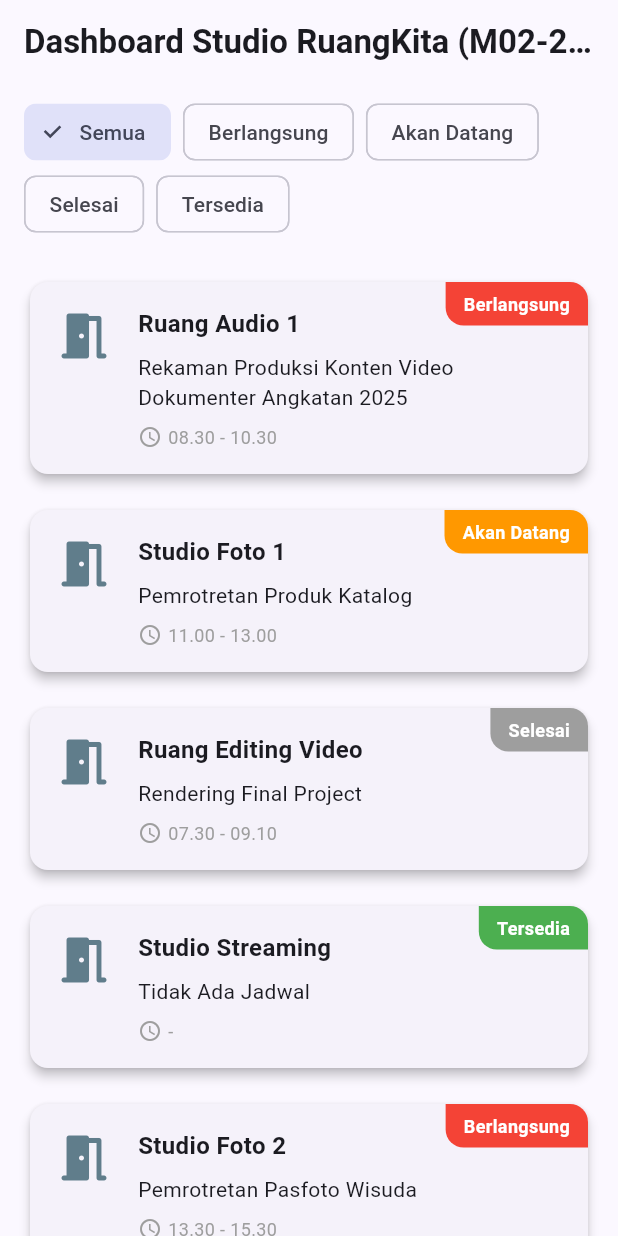
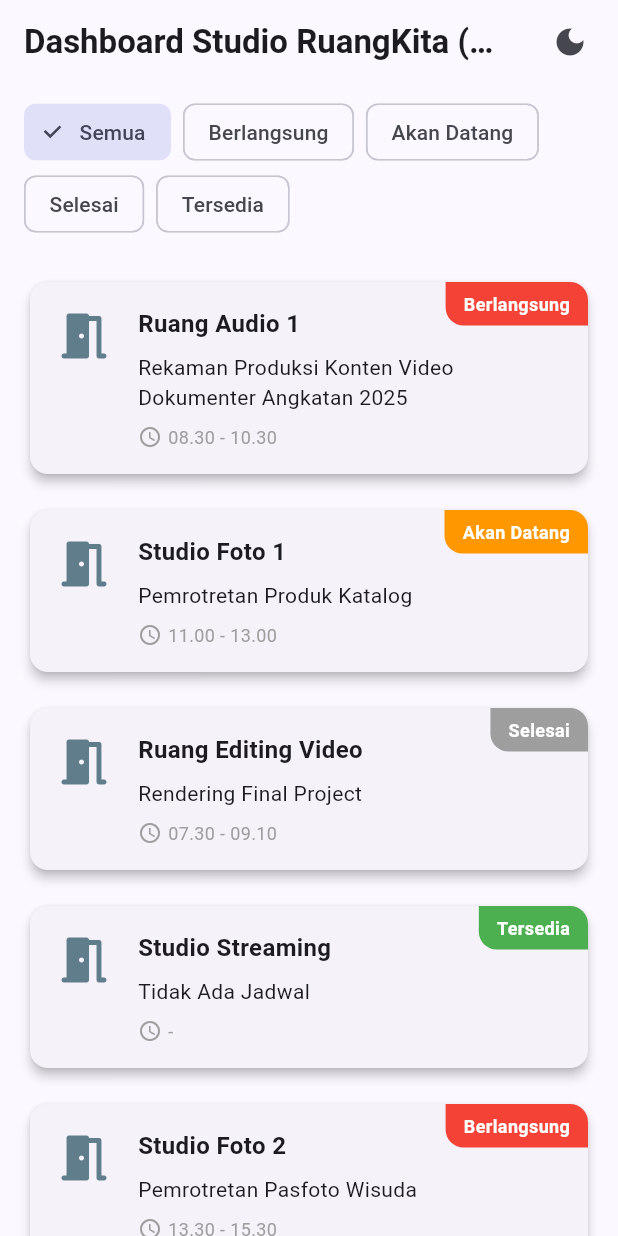
Before and after one commit to hasbihabibi/RuangKita, a Flutter app: the screen it shows after launch, on a phone screen of 412 x 824 dp. Run offline on Flutter 3.47's test engine with Material 3 defaults, Android fonts, the phone set to English and light mode, and no system bars.

Commit message:
feat(m02): add manual theme toggle in appbar

```diff
--- a/lib/main.dart
+++ b/lib/main.dart
@@ -6,8 +6,20 @@ void main() {
   runApp(const MyApp());
 }
 
-class MyApp extends StatelessWidget {
+class MyApp extends StatefulWidget {
   const MyApp({super.key});
+
+  @override
+  State<MyApp> createState() => _MyAppState();
+}
+
+class _MyAppState extends State<MyApp> {
+  bool _isDarkMode = false;
+  void _toggleTheme() {
+    setState(() {
+      _isDarkMode = !_isDarkMode;
+    });
+  }
 
   // This widget is the root of your application.
   @override
@@ -18,7 +30,7 @@ class MyApp extends StatelessWidget {
 
       theme: ThemeData(
         useMaterial3: true,
-        colorScheme: .fromSeed(
+        colorScheme: ColorScheme.fromSeed(
           seedColor: Colors.indigo,
           brightness: Brightness.light,
         ),
@@ -32,8 +44,11 @@ class MyApp extends StatelessWidget {
         ),
       ),
 
-      themeMode: ThemeMode.system,
-      home: const RuangPraktikum(),
+      themeMode: _isDarkMode ? ThemeMode.dark : ThemeMode.light,
+      home: RuangPraktikum(
+        isDarkMode: _isDarkMode,
+        onToggleTheme: _toggleTheme,
+      ),
     );
   }
 }
--- a/lib/modul02/studi_kasus/ruang_praktikum.dart
+++ b/lib/modul02/studi_kasus/ruang_praktikum.dart
@@ -3,7 +3,14 @@ import 'package:flutter/material.dart';
 import '../../models/room_session.dart';
 
 class RuangPraktikum extends StatefulWidget {
-  const RuangPraktikum({super.key});
+  final bool isDarkMode;
+  final VoidCallback onToggleTheme;
+
+  const RuangPraktikum({
+    super.key,
+    required this.isDarkMode,
+    required this.onToggleTheme,
+  });
 
   @override
   State<RuangPraktikum> createState() => _RuangPraktikumState();
@@ -40,6 +47,14 @@ class _RuangPraktikumState extends State<RuangPraktikum> {
           'Dashboard Studio RuangKita (M02-2135)',
           style: TextStyle(fontWeight: FontWeight.bold),
         ),
+
+        actions: [
+          IconButton(
+            onPressed: widget.onToggleTheme,
+            icon: Icon(widget.isDarkMode ? Icons.light_mode : Icons.dark_mode),
+          ),
+          const SizedBox(width: 8),
+        ],
       ),
       body: Column(
         crossAxisAlignment: CrossAxisAlignment.stretch,
```
Also changed, not shown: 4 other files.
